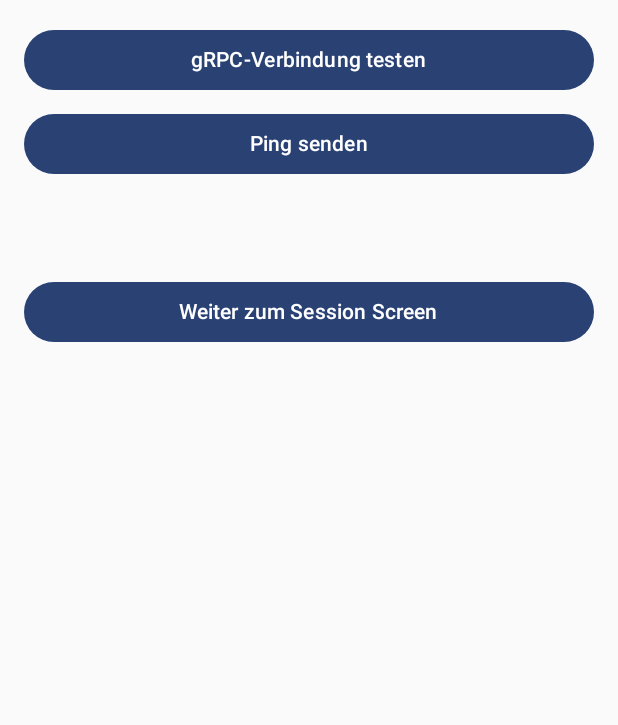
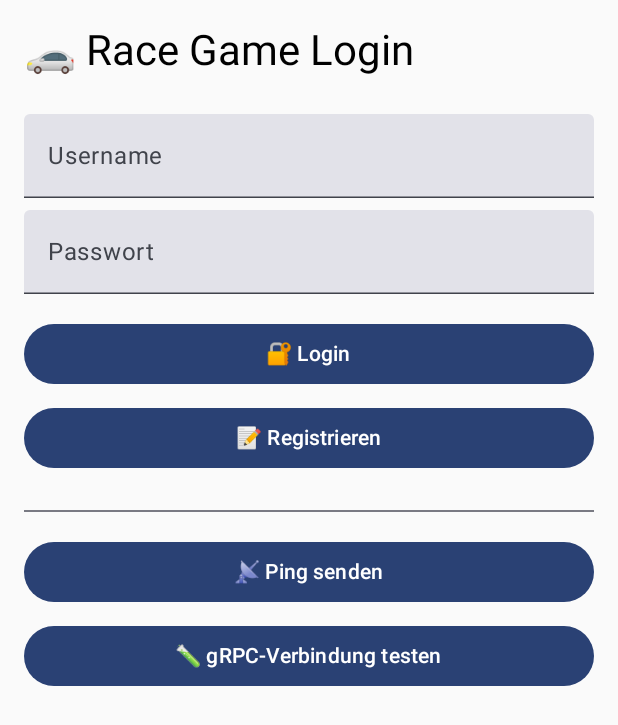
Before and after one commit to raphiruoff/DodgeDrive, an Android app built with Jetpack Compose: the screen it shows after launch (MainActivity), on a phone screen of 412 x 824 dp. Shown: the top 725 px of the screen. Run offline under Robolectric (Android 15) with nearby library versions, the phone set to English and light mode, and no system bars.

Commit message:
add Login from Frontend with jump to main menu

```diff
--- a/login/src/main/java/com/example/race/data/network/AuthClient.kt
+++ b/login/src/main/java/com/example/race/data/network/AuthClient.kt
@@ -1,23 +1,37 @@
 package com.example.race.data.network
 
 import android.util.Log
+import de.ruoff.consistency.service.auth.AuthServiceGrpc
+import de.ruoff.consistency.service.auth.LoginRequest
+import de.ruoff.consistency.service.auth.RegisterRequest
 import de.ruoff.consistency.service.ping.PingRequest
 import de.ruoff.consistency.service.ping.PingServiceGrpc
-import io.grpc.ManagedChannel
-import io.grpc.okhttp.OkHttpChannelBuilder
 
-class AuthClient {
+class AuthClient : BaseClient() {
 
+    private val authStub = AuthServiceGrpc.newBlockingStub(channel)
+    private val pingStub = PingServiceGrpc.newBlockingStub(channel)
     private val TAG = "AuthClient"
 
-    private val channel: ManagedChannel by lazy {
-        Log.d(TAG, "Initialisiere gRPC-Channel zu 10.0.2.2:9090")
-        OkHttpChannelBuilder.forAddress("10.0.2.2", 9090)
-            .usePlaintext()
+    fun login(username: String, password: String): String {
+        val request = LoginRequest.newBuilder()
+            .setUsername(username)
+            .setPassword(password)
             .build()
+
+        val response = authStub.login(request)
+        return response.message
     }
 
-    private val pingStub = PingServiceGrpc.newBlockingStub(channel)
+    fun register(username: String, password: String): String {
+        val request = RegisterRequest.newBuilder()
+            .setUsername(username)
+            .setPassword(password)
+            .build()
+
+        val response = authStub.register(request)
+        return response.message
+    }
 
     fun testGrpcConnection(): String {
         return try {
--- /dev/null
+++ b/login/src/main/java/com/example/race/data/network/FriendListClient.kt
@@ -0,0 +1,4 @@
+package com.example.race.data.network
+
+class FriendListClient {
+}
--- /dev/null
+++ b/login/src/main/java/com/example/race/data/network/RaceClient.kt
@@ -0,0 +1,4 @@
+package com.example.race.data.network
+
+class RaceClient {
+}
--- a/login/src/main/java/com/example/race/navigation/AppNavigation.kt
+++ b/login/src/main/java/com/example/race/navigation/AppNavigation.kt
@@ -30,7 +30,7 @@ fun AppNavigation(navController: NavHostController) {
         }
 
         composable("racegame") {
-            RaceGameScreen()
+            RaceGameScreen(navController)
         }
     }
 }
--- a/login/src/main/java/com/example/race/ui/login/LoginScreen.kt
+++ b/login/src/main/java/com/example/race/ui/login/LoginScreen.kt
@@ -4,6 +4,7 @@ import androidx.compose.foundation.layout.*
 import androidx.compose.material3.*
 import androidx.compose.runtime.*
 import androidx.compose.ui.Modifier
+import androidx.compose.ui.text.input.PasswordVisualTransformation
 import androidx.compose.ui.unit.dp
 import androidx.lifecycle.viewmodel.compose.viewModel
 
@@ -14,38 +15,77 @@ fun LoginScreen(
 ) {
     val message by authViewModel.message.collectAsState()
 
+    var username by remember { mutableStateOf("") }
+    var password by remember { mutableStateOf("") }
+
     Column(
         modifier = Modifier
             .fillMaxSize()
             .padding(16.dp)
     ) {
+        Text(text = "🚗 Race Game Login", style = MaterialTheme.typography.headlineMedium)
+
+        Spacer(modifier = Modifier.height(24.dp))
+
+        TextField(
+            value = username,
+            onValueChange = { username = it },
+            label = { Text("Username") },
+            modifier = Modifier.fillMaxWidth()
+        )
+
+        Spacer(modifier = Modifier.height(8.dp))
+
+        TextField(
+            value = password,
+            onValueChange = { password = it },
+            label = { Text("Passwort") },
+            visualTransformation = PasswordVisualTransformation(),
+            modifier = Modifier.fillMaxWidth()
+        )
+
+        Spacer(modifier = Modifier.height(16.dp))
+
         Button(
-            onClick = { authViewModel.testGrpcConnection() },
+            onClick = { authViewModel.login(username, password, onNavigateToSession) },
             modifier = Modifier.fillMaxWidth()
         ) {
-            Text("gRPC-Verbindung testen")
+            Text("🔐 Login")
         }
 
         Spacer(modifier = Modifier.height(8.dp))
 
         Button(
+            onClick = { authViewModel.register(username, password) },
+            modifier = Modifier.fillMaxWidth()
+        ) {
+            Text("📝 Registrieren")
+        }
+
+        Spacer(modifier = Modifier.height(24.dp))
+
+        Divider()
+
+        Spacer(modifier = Modifier.height(16.dp))
+
+        Button(
             onClick = { authViewModel.sendPing() },
             modifier = Modifier.fillMaxWidth()
         ) {
-            Text("Ping senden")
+            Text("📡 Ping senden")
+        }
+
+        Spacer(modifier = Modifier.height(8.dp))
+
+        Button(
+            onClick = { authViewModel.testGrpcConnection() },
+            modifier = Modifier.fillMaxWidth()
+        ) {
+            Text("🧪 gRPC-Verbindung testen")
         }
 
         Spacer(modifier = Modifier.height(16.dp))
 
         Text(text = message)
-
-        Spacer(modifier = Modifier.height(24.dp))
-
-        Button(
-            onClick = { onNavigateToSession() },
-            modifier = Modifier.fillMaxWidth()
-        ) {
-            Text("Weiter zum Session Screen")
-        }
     }
 }
--- /dev/null
+++ b/login/src/main/java/com/example/race/ui/racegame/RaceViewModel.kt
@@ -0,0 +1,4 @@
+package com.example.race.ui.racegame
+
+class RaceViewModel {
+}
--- /dev/null
+++ b/login/src/main/java/com/example/race/ui/session/SessionViewModel.kt
@@ -0,0 +1,4 @@
+package com.example.race.ui.session
+
+class SessionViewModel {
+}
```
Also changed, not shown: login/src/main/java/com/example/race/data/network/BaseClient.kt (added, +16 -0 lines), login/src/main/java/com/example/race/ui/login/AuthViewModel.kt (+25 -0 lines), login/src/main/java/com/example/race/ui/racegame/RaceGameScreen.kt (+11 -1 lines).
